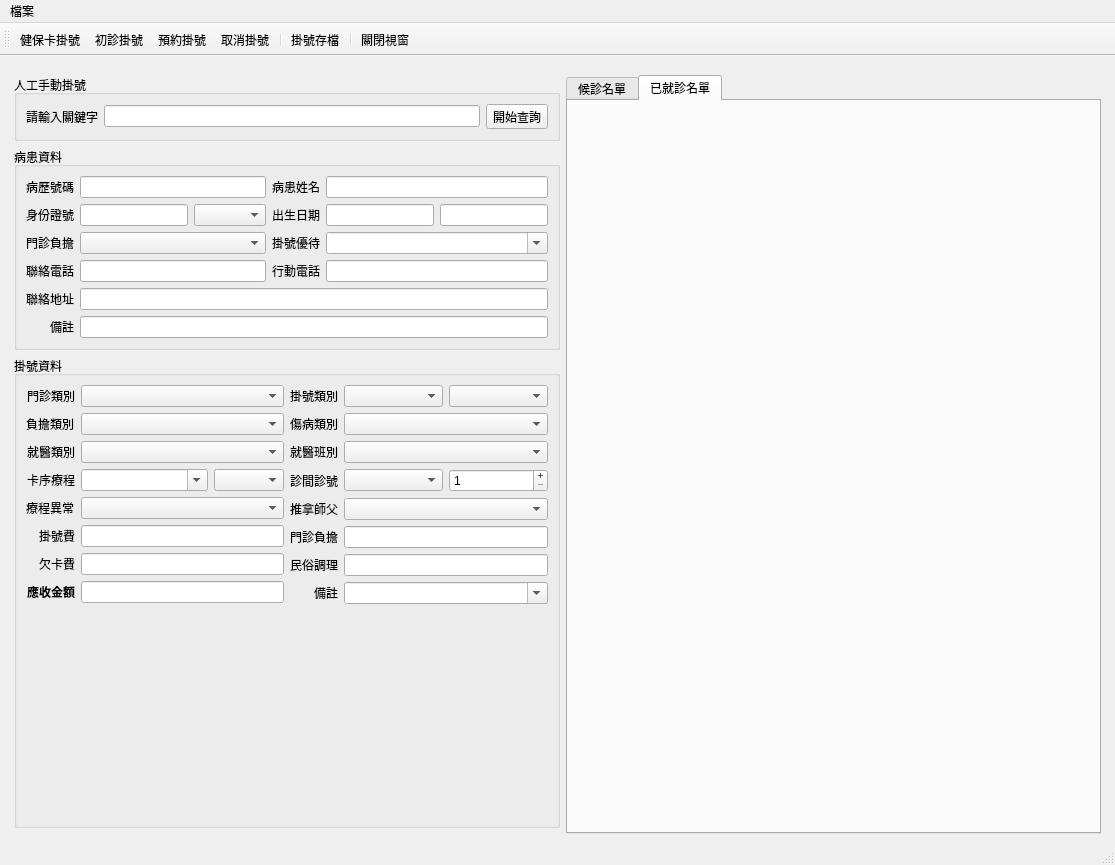
First picture: the form in ui/registration.ui, repository picacat/pyMedical, before the edit.
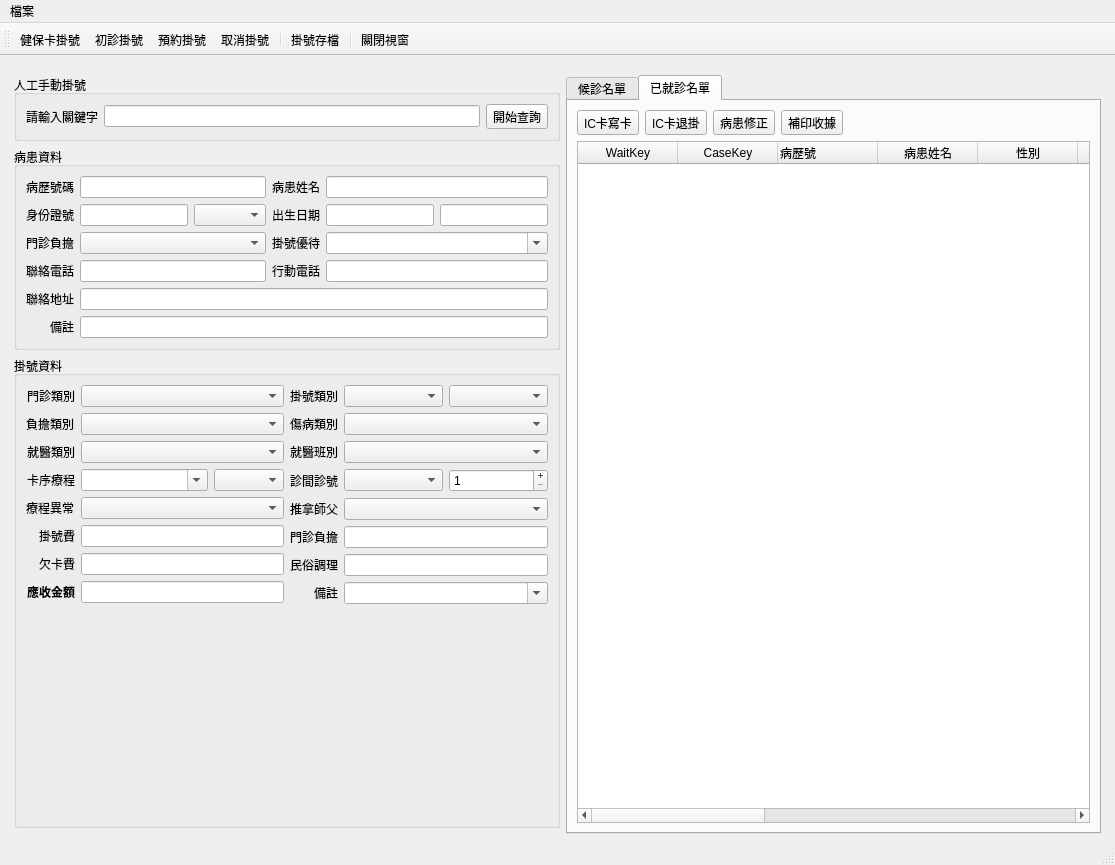
Second picture: the form after the edit. The open tabs and pages were chosen to show the change. Icons and pictures are not drawn.

Patch:
```diff
--- a/ui/registration.ui
+++ b/ui/registration.ui
@@ -223,6 +223,167 @@
          <attribute name="title">
           <string>已就診名單</string>
          </attribute>
+         <layout class="QVBoxLayout" name="verticalLayout_2">
+          <item>
+           <layout class="QGridLayout" name="gridLayout_7">
+            <item row="0" column="4">
+             <spacer name="horizontalSpacer_2">
+              <property name="orientation">
+               <enum>Qt::Horizontal</enum>
+              </property>
+              <property name="sizeHint" stdset="0">
+               <size>
+                <width>40</width>
+                <height>20</height>
+               </size>
+              </property>
+             </spacer>
+            </item>
+            <item row="0" column="2">
+             <widget class="QToolButton" name="toolButton_modify_patient2">
+              <property name="text">
+               <string>病患修正</string>
+              </property>
+              <property name="icon">
+               <iconset>
+                <normaloff>../icons/document-open.svg</normaloff>../icons/document-open.svg</iconset>
+              </property>
+              <property name="toolButtonStyle">
+               <enum>Qt::ToolButtonTextBesideIcon</enum>
+              </property>
+             </widget>
+            </item>
+            <item row="0" column="0">
+             <widget class="QToolButton" name="toolButton_modify_wait_2">
+              <property name="text">
+               <string>IC卡寫卡</string>
+              </property>
+              <property name="icon">
+               <iconset>
+                <normaloff>../icons/document-revert.svg</normaloff>../icons/document-revert.svg</iconset>
+              </property>
+              <property name="toolButtonStyle">
+               <enum>Qt::ToolButtonTextBesideIcon</enum>
+              </property>
+             </widget>
+            </item>
+            <item row="0" column="1">
+             <widget class="QToolButton" name="toolButton_ic_cancel_2">
+              <property name="text">
+               <string>IC卡退掛</string>
+              </property>
+              <property name="icon">
+               <iconset>
+                <normaloff>../icons/document-export.svg</normaloff>../icons/document-export.svg</iconset>
+              </property>
+              <property name="toolButtonStyle">
+               <enum>Qt::ToolButtonTextBesideIcon</enum>
+              </property>
+             </widget>
+            </item>
+            <item row="0" column="3">
+             <widget class="QToolButton" name="toolButton_print_wait_2">
+              <property name="text">
+               <string>補印收據</string>
+              </property>
+              <property name="icon">
+               <iconset>
+                <normaloff>../icons/document-print.svg</normaloff>../icons/document-print.svg</iconset>
+              </property>
+              <property name="toolButtonStyle">
+               <enum>Qt::ToolButtonTextBesideIcon</enum>
+              </property>
+             </widget>
+            </item>
+           </layout>
+          </item>
+          <item>
+           <widget class="QTableWidget" name="tableWidget_wait_completed">
+            <property name="editTriggers">
+             <set>QAbstractItemView::NoEditTriggers</set>
+            </property>
+            <property name="selectionMode">
+             <enum>QAbstractItemView::SingleSelection</enum>
+            </property>
+            <property name="selectionBehavior">
+             <enum>QAbstractItemView::SelectRows</enum>
+            </property>
+            <column>
+             <property name="text">
+              <string>WaitKey</string>
+             </property>
+            </column>
+            <column>
+             <property name="text">
+              <string>CaseKey</string>
+             </property>
+            </column>
+            <column>
+             <property name="text">
+              <string>病歷號</string>
+             </property>
+             <property name="textAlignment">
+              <set>AlignLeading|AlignVCenter</set>
+             </property>
+            </column>
+            <column>
+             <property name="text">
+              <string>病患姓名</string>
+             </property>
+            </column>
+            <column>
+             <property name="text">
+              <string>性別</string>
+             </property>
+            </column>
+            <column>
+             <property name="text">
+              <string>門診</string>
+             </property>
+            </column>
+            <column>
+             <property name="text">
+              <string>負擔類別</string>
+             </property>
+            </column>
+            <column>
+             <property name="text">
+              <string>就醫類別</string>
+             </property>
+            </column>
+            <column>
+             <property name="text">
+              <string>初複診</string>
+             </property>
+            </column>
+            <column>
+             <property name="text">
+              <string>健保卡序</string>
+             </property>
+            </column>
+            <column>
+             <property name="text">
+              <string>療程</string>
+             </property>
+            </column>
+            <column>
+             <property name="text">
+              <string>診</string>
+             </property>
+            </column>
+            <column>
+             <property name="text">
+              <string>診號</string>
+             </property>
+            </column>
+            <column>
+             <property name="text">
+              <string>IC寫卡</string>
+             </property>
+            </column>
+           </widget>
+          </item>
+         </layout>
         </widget>
        </widget>
       </item>
```
Left out of the diff: 2 changed lines with no effect on the pictures.
